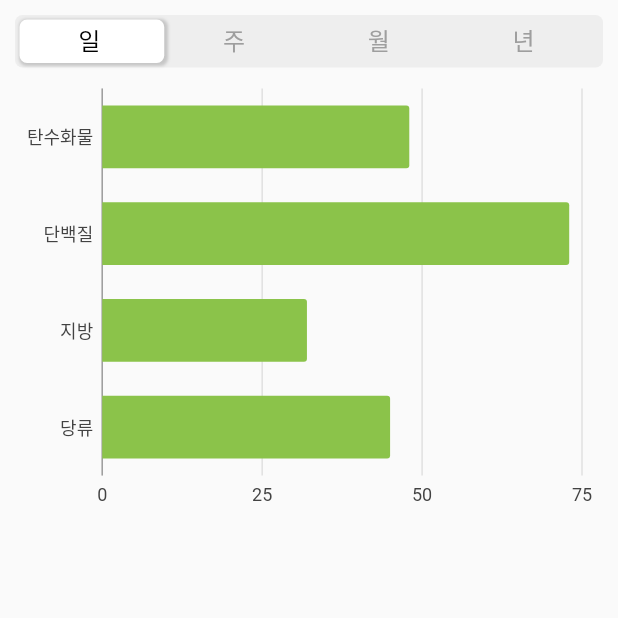
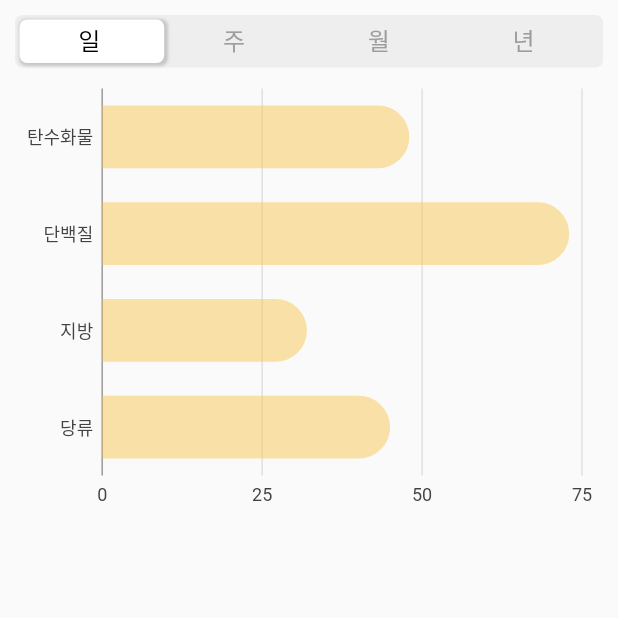
Before and after one commit to wjdgus99/mango_test, a Flutter app: the Nutrition screen opened by its route, on a phone screen of 412 x 824 dp, the top half of it. Run offline on Flutter 3.47's test engine with Material 2 defaults, Android fonts, the phone set to English and light mode, and no system bars; our stand-ins replace animated_bottom_navigation_bar, charts_flutter, flutter_keyboard_visibility, modal_bottom_sheet.

Commit message:
jh 0.3.1v

```diff
--- a/lib/app.dart
+++ b/lib/app.dart
@@ -1,5 +1,6 @@
 import 'package:flutter/material.dart';
 import 'package:mango_test/colors.dart';
+import 'package:mango_test/direct_input.dart';
 import 'package:mango_test/profile.dart';
 import 'package:mango_test/nutrition.dart';
 import 'package:mango_test/share.dart';
@@ -103,6 +104,7 @@ class MangoApp extends StatelessWidget {
         LOGIN: (context) => LoginPage(),
         HOME: (context) => HomePage(),
         '/chart': (context) => Chart(),
+        '/direct_input': (context) => DirectInput(),
         PROFILE: (context) => Profile(),
         NUTRITION: (context) => Nutrition(),
         SHARE: (context) => Share(),
--- a/lib/colors.dart
+++ b/lib/colors.dart
@@ -1,7 +1,7 @@
 import 'package:flutter/material.dart';
 
 
-const Orange500 = Color(0xFFEF9D38);
+const Orange500 = Color(0xFFF7C653);
 const Green500 = Color(0xFF78B437);
 const Green400 = Color(0xFFB3D94A);
 const Red500 = Color(0xFFEE7243);
--- a/lib/model/nutrition/chart.dart
+++ b/lib/model/nutrition/chart.dart
@@ -24,6 +24,8 @@ class Chart extends StatelessWidget {
       series,
       animate: true,
       vertical: false,
+      defaultRenderer: charts.BarRendererConfig(
+          cornerStrategy: const charts.ConstCornerStrategy(30)),
     );
   }
 }
--- a/lib/nutrition.dart
+++ b/lib/nutrition.dart
@@ -1,6 +1,7 @@
 import 'package:charts_flutter/flutter.dart' as charts;
 import 'package:flutter/cupertino.dart';
 import 'package:flutter/material.dart';
+import 'package:mango_test/colors.dart';
 
 import 'model/nutrition/chart.dart';
 import 'model/nutrition/series.dart';
@@ -15,22 +16,22 @@ class _NutritionState extends State<Nutrition> {
     Series(
       nutrient: '탄수화물',
       percentage: 48,
-      barColor: charts.ColorUtil.fromDartColor(Colors.lightGreen),
+      barColor: charts.ColorUtil.fromDartColor(Orange500.withOpacity(0.5)),
     ),
     Series(
       nutrient: '단백질',
       percentage: 73,
-      barColor: charts.ColorUtil.fromDartColor(Colors.lightGreen),
+      barColor: charts.ColorUtil.fromDartColor(Orange500.withOpacity(0.5)),
     ),
     Series(
       nutrient: '지방',
       percentage: 32,
-      barColor: charts.ColorUtil.fromDartColor(Colors.lightGreen),
+      barColor: charts.ColorUtil.fromDartColor(Orange500.withOpacity(0.5)),
     ),
     Series(
       nutrient: '당류',
       percentage: 45,
-      barColor: charts.ColorUtil.fromDartColor(Colors.lightGreen),
+      barColor: charts.ColorUtil.fromDartColor(Orange500.withOpacity(0.5)),
     ),
   ];
 
@@ -38,22 +39,68 @@ class _NutritionState extends State<Nutrition> {
     Series(
       nutrient: '탄수화물',
       percentage: 38,
-      barColor: charts.ColorUtil.fromDartColor(Colors.lightGreen),
+      barColor: charts.ColorUtil.fromDartColor(Orange500.withOpacity(0.5)),
     ),
     Series(
       nutrient: '단백질',
       percentage: 63,
-      barColor: charts.ColorUtil.fromDartColor(Colors.lightGreen),
+      barColor: charts.ColorUtil.fromDartColor(Orange500.withOpacity(0.5)),
     ),
     Series(
       nutrient: '지방',
       percentage: 82,
-      barColor: charts.ColorUtil.fromDartColor(Colors.lightGreen),
+      barColor: charts.ColorUtil.fromDartColor(Orange500.withOpacity(0.5)),
     ),
     Series(
       nutrient: '당류',
       percentage: 15,
-      barColor: charts.ColorUtil.fromDartColor(Colors.lightGreen),
+      barColor: charts.ColorUtil.fromDartColor(Orange500.withOpacity(0.5)),
+    ),
+  ];
+
+  final List<Series> month_data = [
+    Series(
+      nutrient: '탄수화물',
+      percentage: 48,
+      barColor: charts.ColorUtil.fromDartColor(Orange500.withOpacity(0.5)),
+    ),
+    Series(
+      nutrient: '단백질',
+      percentage: 53,
+      barColor: charts.ColorUtil.fromDartColor(Orange500.withOpacity(0.5)),
+    ),
+    Series(
+      nutrient: '지방',
+      percentage: 52,
+      barColor: charts.ColorUtil.fromDartColor(Orange500.withOpacity(0.5)),
+    ),
+    Series(
+      nutrient: '당류',
+      percentage: 31,
+      barColor: charts.ColorUtil.fromDartColor(Orange500.withOpacity(0.5)),
+    ),
+  ];
+
+  final List<Series> year_data = [
+    Series(
+      nutrient: '탄수화물',
+      percentage: 91,
+      barColor: charts.ColorUtil.fromDartColor(Orange500.withOpacity(0.5)),
+    ),
+    Series(
+      nutrient: '단백질',
+      percentage: 63,
+      barColor: charts.ColorUtil.fromDartColor(Orange500.withOpacity(0.5)),
+    ),
+    Series(
+      nutrient: '지방',
+      percentage: 82,
+      barColor: charts.ColorUtil.fromDartColor(Orange500.withOpacity(0.5)),
+    ),
+    Series(
+      nutrient: '당류',
+      percentage: 25,
+      barColor: charts.ColorUtil.fromDartColor(Orange500.withOpacity(0.5)),
     ),
   ];
 
@@ -119,8 +166,8 @@ class _NutritionState extends State<Nutrition> {
                   children: <Widget>[
                     Container(child: Chart(data: date_data)),
                     Container(child: Chart(data: week_data)),
-                    Container(child: Center(child: Text('3'))),
-                    Container(child: Center(child: Text('4'))),
+                    Container(child: Chart(data: month_data)),
+                    Container(child: Chart(data: year_data)),
                   ],
                 ),
               ),
--- a/lib/share.dart
+++ b/lib/share.dart
@@ -8,6 +8,8 @@ class Share extends StatefulWidget {
 class _ShareState extends State<Share> {
   @override
   Widget build(BuildContext context) {
-    return Container();
+    return Center(
+      child: Text('기획 중'),
+    );
   }
 }
```
Also changed, not shown: lib/direct_input.dart (added, +325 -0 lines).
